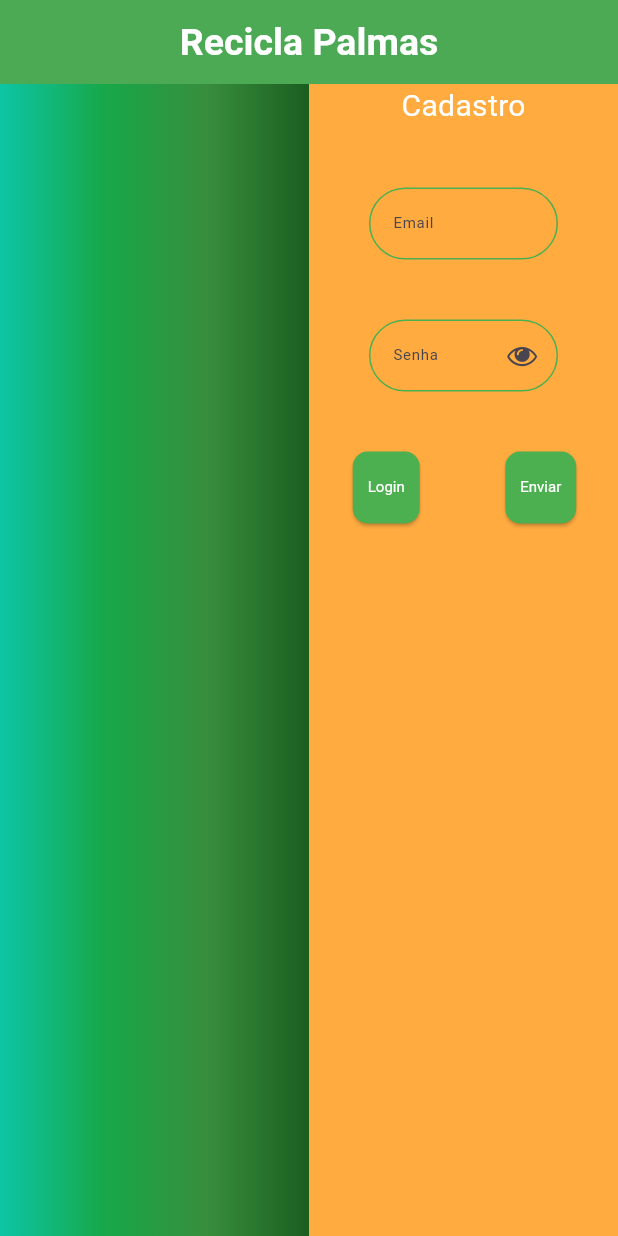
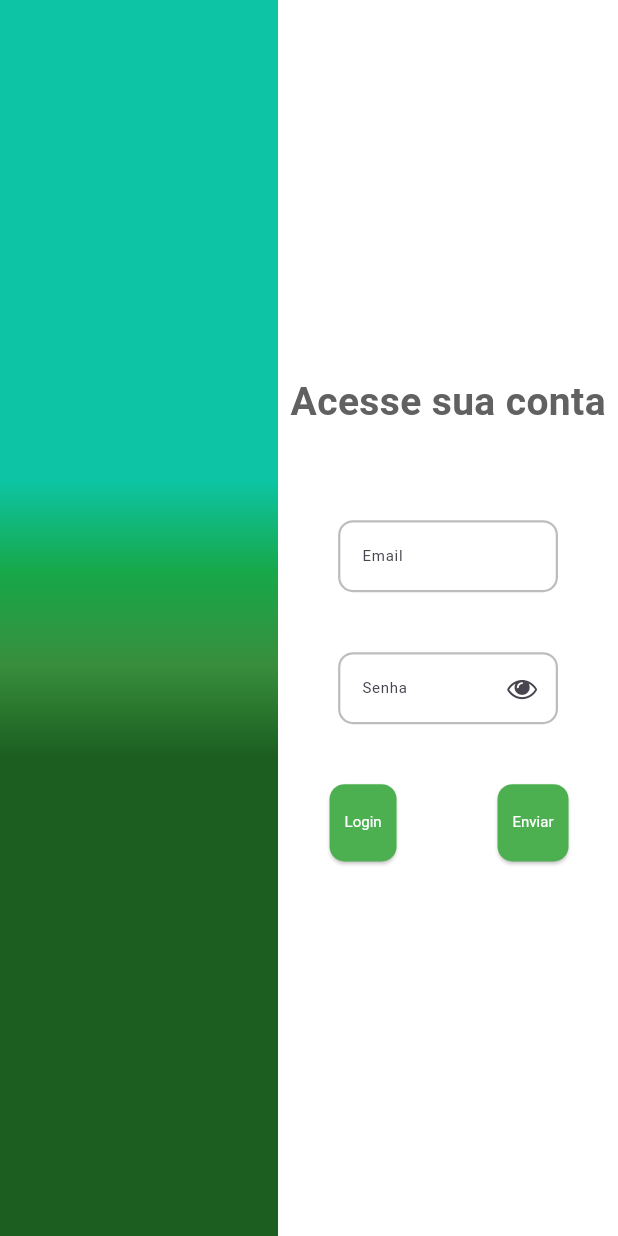
Before and after one commit to Brenokardoso/Recicla-Palmas, a Flutter app: the screen it shows after launch, after a tap on "Cadastre-se", on a phone screen of 412 x 824 dp. Run offline on Flutter 3.47's test engine with Material 3 defaults, Android fonts, the phone set to English and light mode, and no system bars; our stand-ins replace font_awesome_flutter, supabase_flutter, table_calendar; missing offline and left inert: flutter_osm_plugin, pointer_interceptor, validatorless; accounts and stored records are empty; key blocks and very long unbroken strings in the code were emptied for the run.

```diff
--- a/lib/app/core/utils/border_styles.dart
+++ b/lib/app/core/utils/border_styles.dart
@@ -3,7 +3,7 @@ import 'package:recicla_palmas/app/core/themes/custom_colors.dart';
 
 class CustomBorderStyles {
   static OutlineInputBorder focusBorder = OutlineInputBorder(
-    borderRadius: BorderRadius.circular(30),
+    borderRadius: BorderRadius.circular(10),
     borderSide: BorderSide(
       color: CustomColors.inputBorderFocusColor,
       width: 1,
@@ -11,7 +11,7 @@ class CustomBorderStyles {
   );
 
   static OutlineInputBorder erroBorder = OutlineInputBorder(
-    borderRadius: BorderRadius.circular(30),
+    borderRadius: BorderRadius.circular(10),
     borderSide: BorderSide(
       color: CustomColors.inputBorderErrorColor,
       width: 1,
@@ -19,7 +19,7 @@ class CustomBorderStyles {
   );
 
   static OutlineInputBorder erroFocusBorder = OutlineInputBorder(
-    borderRadius: BorderRadius.circular(30),
+    borderRadius: BorderRadius.circular(10),
     borderSide: BorderSide(
       color: CustomColors.inputBorderErrorColor,
       width: 2,
@@ -27,15 +27,15 @@ class CustomBorderStyles {
   );
 
   static OutlineInputBorder enableBorder = OutlineInputBorder(
-    borderRadius: BorderRadius.circular(30),
+    borderRadius: BorderRadius.circular(10),
     borderSide: BorderSide(
-      color: CustomColors.inputBorderEnableColor,
-      width: 1,
+      color: Colors.grey[400]!,
+      width: 1.5,
     ),
   );
 
   static OutlineInputBorder disableBorder = OutlineInputBorder(
-    borderRadius: BorderRadius.circular(30),
+    borderRadius: BorderRadius.circular(10),
     borderSide: BorderSide(
       color: CustomColors.halfBlack,
       width: 1,
@@ -49,7 +49,7 @@ class CustomBorderStyles {
       InputDecoration(
         labelText: label,
         border: OutlineInputBorder(
-          borderRadius: BorderRadius.circular(30),
+          borderRadius: BorderRadius.circular(10),
           borderSide: const BorderSide(
             color: Colors.black,
             width: 1,
--- a/lib/app/core/utils/routes.dart
+++ b/lib/app/core/utils/routes.dart
@@ -4,7 +4,7 @@ import 'package:recicla_palmas/app/modules/home/home_page.dart';
 import 'package:recicla_palmas/app/modules/pages/eco_ponto_103_norte.dart';
 
 class Routes {
-  static String authRoute = "/";
+  static String authRoute = "";
   static String homeRoute = "/home";
   static String point103 = "/ecoponto 103 norte";
 }
--- a/lib/app/modules/auth/auth_page.dart
+++ b/lib/app/modules/auth/auth_page.dart
@@ -53,8 +53,8 @@ class _AuthPageState extends State<AuthPage> {
 
   @override
   Widget build(BuildContext scaffoldContext) {
+    double pi = 3.14159;
     return Scaffold(
-      appBar: customAppBar("Recicla Palmas"),
       backgroundColor: Colors.white,
       body: LayoutBuilder(
         builder: (context, constraits) {
@@ -66,28 +66,47 @@ class _AuthPageState extends State<AuthPage> {
               mainAxisSize: MainAxisSize.max,
               children: [
                 Container(
-                  width: constraits.maxWidth / 2,
+                  width: constraits.maxWidth * .45,
                   height: constraits.maxHeight,
                   decoration: BoxDecoration(
                     gradient: LinearGradient(
                       colors: [
-                        const Color(0xFF0DC5A5), // Verde-azulado (topo)
-                        const Color(0xFF17A84A), // Verde vívido (base)
+                        const Color(0xFF0DC5A5),
+                        const Color(0xFF17A84A),
                         Colors.green[700]!,
                         Colors.green[900]!
                       ],
+                      transform: GradientRotation((pi / 2)),
                     ),
                   ),
                 ),
                 Container(
-                  width: constraits.maxWidth / 2,
+                  width: constraits.maxWidth * .55,
                   height: constraits.maxHeight,
-                  color: Colors.orangeAccent,
+                  color: Colors.white,
                   child: Column(
-                    mainAxisAlignment: MainAxisAlignment.start,
+                    mainAxisAlignment: MainAxisAlignment.center,
                     crossAxisAlignment: CrossAxisAlignment.center,
                     mainAxisSize: MainAxisSize.min,
                     children: [
+                      Row(
+                        mainAxisAlignment: MainAxisAlignment.center,
+                        crossAxisAlignment: CrossAxisAlignment.center,
+                        mainAxisSize: MainAxisSize.max,
+                        children: [
+                          Flexible(
+                            child: Text(
+                              "Acesse sua conta",
+                              style: TextStyle(
+                                fontSize: 26,
+                                color: Colors.grey[700]!,
+                                fontWeight: FontWeight.w700,
+                              ),
+                            ),
+                          )
+                        ],
+                      ),
+                      const SizedBox(height: 60),
                       Form(
                         key: formKey,
                         child: value
@@ -122,20 +141,14 @@ class _AuthPageState extends State<AuthPage> {
   }) {
     SizedBox space = const SizedBox(height: 40);
 
-    return Column(
+    return Container(
+      width: 600,
+      alignment: Alignment.center,
+      child: Column(
         mainAxisSize: MainAxisSize.min,
         mainAxisAlignment: MainAxisAlignment.start,
         crossAxisAlignment: CrossAxisAlignment.center,
         children: [
-        const Text(
-          "Login",
-          style: TextStyle(
-            color: Colors.white,
-            fontSize: 20,
-          ),
-        ),
-        space,
-        space,
           Flexible(
             child: CustomTextFormField.user(
               controller: emailController,
@@ -152,6 +165,7 @@ class _AuthPageState extends State<AuthPage> {
           ),
           space,
         ],
+      ),
     );
   }
 
@@ -161,19 +175,14 @@ class _AuthPageState extends State<AuthPage> {
   }) {
     SizedBox space = const SizedBox(height: 40);
 
-    return Column(
+    return Container(
+      width: 600,
+      alignment: Alignment.center,
+      child: Column(
         mainAxisSize: MainAxisSize.min,
         mainAxisAlignment: MainAxisAlignment.start,
         crossAxisAlignment: CrossAxisAlignment.center,
         children: [
-        const Text(
-          "Cadastro",
-          style: TextStyle(
-            color: Colors.white,
-            fontSize: 20,
-          ),
-        ),
-        space,
           Flexible(
             child: CustomTextFormField.email(
               controller: emailController,
@@ -190,6 +199,7 @@ class _AuthPageState extends State<AuthPage> {
           ),
           space,
         ],
+      ),
     );
   }
 
```
Lines whose indentation alone changed are shown as unchanged.
